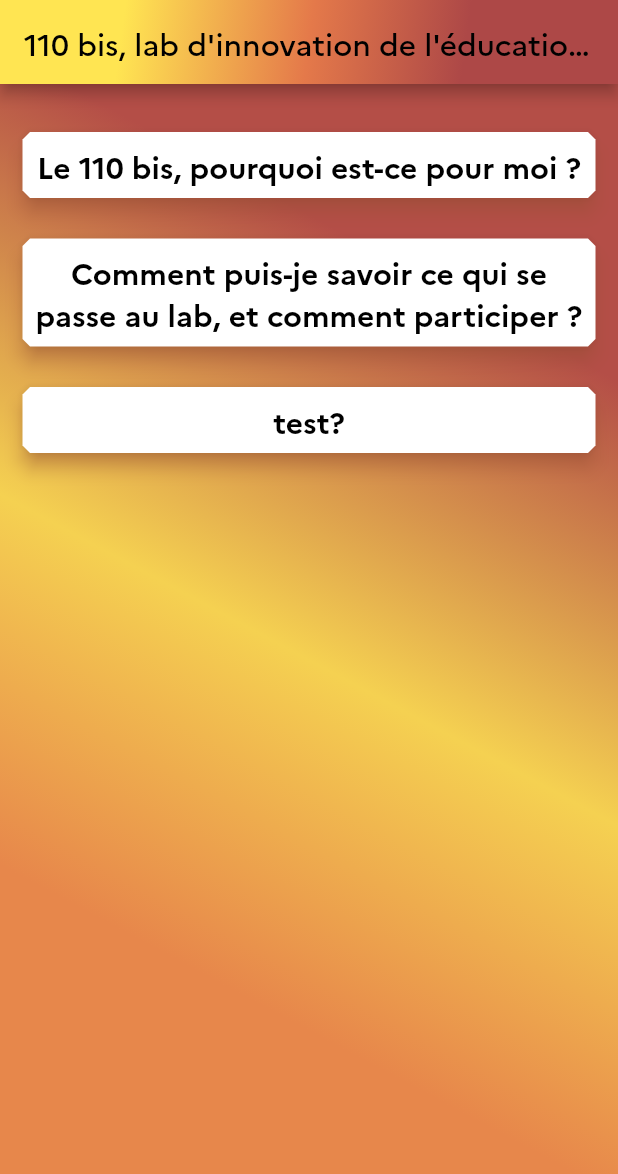
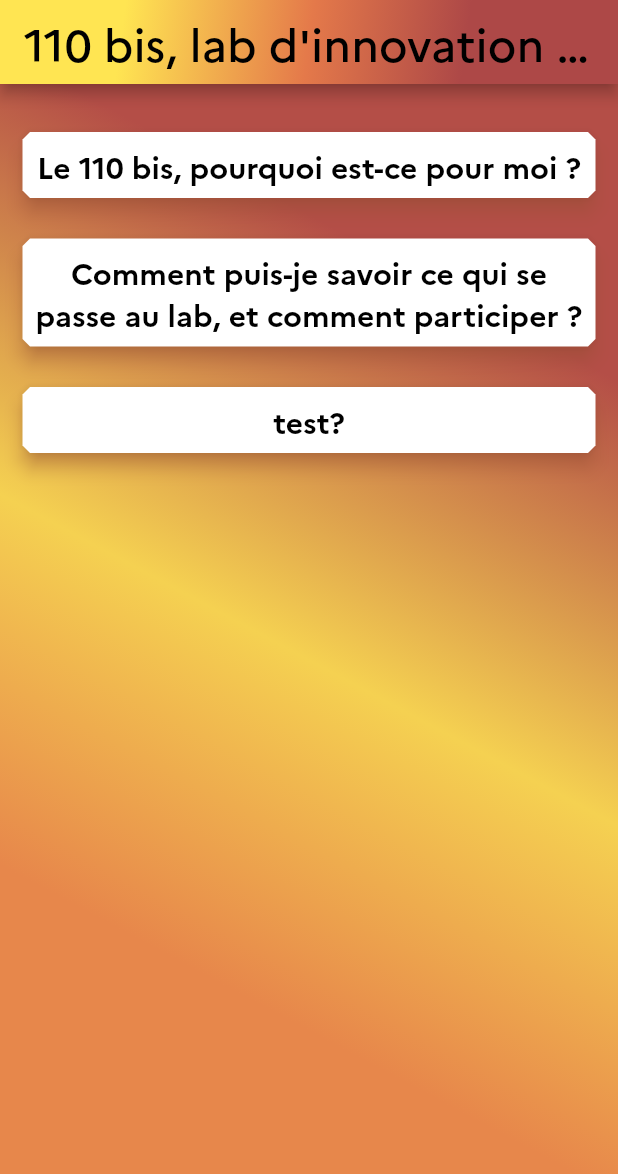
Before and after one commit to 110bis/ChatBox110bis, a Flutter app: the screen it shows after launch, on a phone screen of 412 x 824 dp. Shown: the top 1174 px of the screen. Run offline on Flutter 3.47's test engine with Material 2 defaults, Android fonts, the phone set to English and light mode, and no system bars.

Commit message:
[UPD] change size title

```diff
--- a/lib/components/appbar.dart
+++ b/lib/components/appbar.dart
@@ -17,7 +17,7 @@
     return AppBar(
       title: const Text(
         Lab.name,
-        style: TextStyle(color: Colors.black),
+        style: TextStyle(color: Colors.black, fontSize: 30),
       ),
       centerTitle: true,
       flexibleSpace: Container(
```
